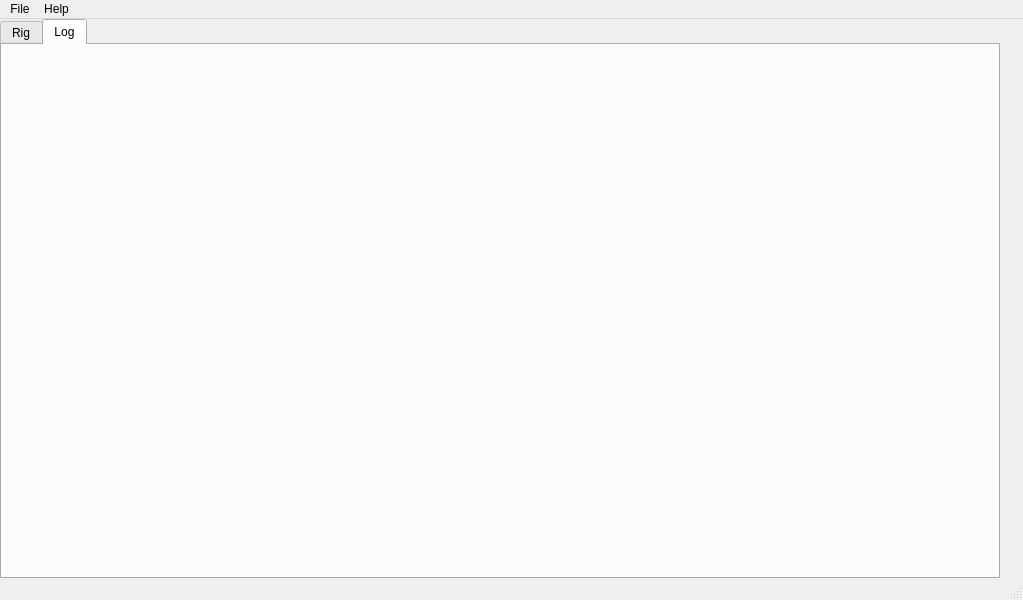
This is mainwindow.ui in eloranta/HamVibe as Qt 5 draws it before an edit. The edited form follows.
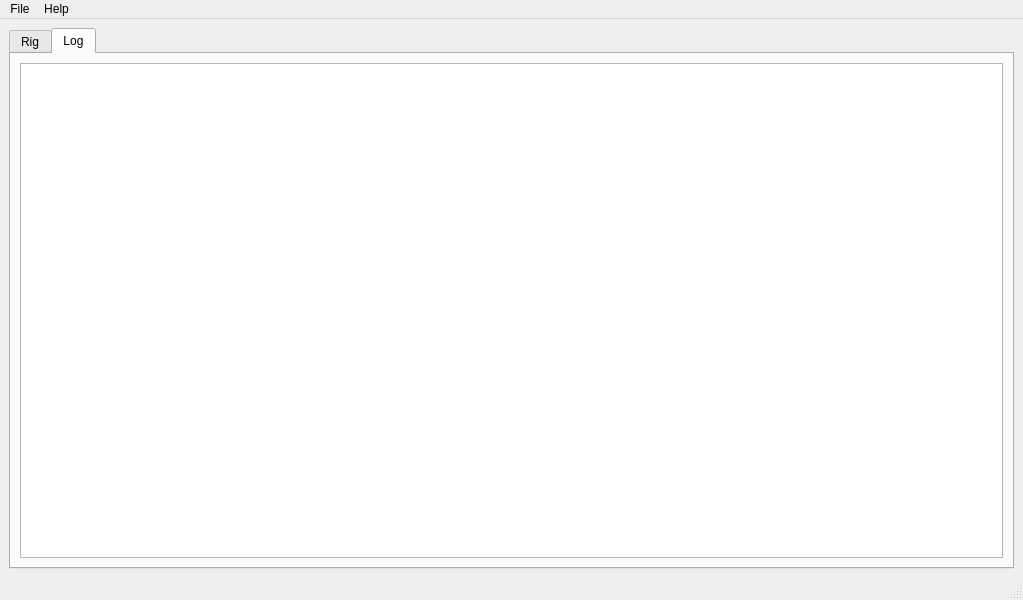
This is the edited form. The open tabs and pages were chosen to show the change. Custom widgets are drawn as their Qt base class.

Patch:
```diff
--- a/mainwindow.ui
+++ b/mainwindow.ui
@@ -14,15 +14,9 @@
    <string>HamVibe</string>
   </property>
   <widget class="QWidget" name="centralwidget">
+   <layout class="QGridLayout" name="gridLayout_2">
+    <item row="0" column="0">
    <widget class="QTabWidget" name="tabWidget">
-    <property name="geometry">
-     <rect>
-      <x>0</x>
-      <y>0</y>
-      <width>1000</width>
-      <height>560</height>
-     </rect>
-    </property>
     <property name="currentIndex">
      <number>0</number>
     </property>
@@ -838,8 +832,15 @@
      <attribute name="title">
       <string>Log</string>
      </attribute>
-    </widget>
-   </widget>
+       <layout class="QGridLayout" name="gridLayout_3">
+        <item row="0" column="0">
+         <widget class="QTableView" name="tableView"/>
+        </item>
+       </layout>
+      </widget>
+     </widget>
+    </item>
+   </layout>
   </widget>
   <widget class="QMenuBar" name="menubar">
    <property name="geometry">
```
Left out of the diff: 82 changed lines with no effect on the pictures. Lines whose indentation alone changed are shown as unchanged.
